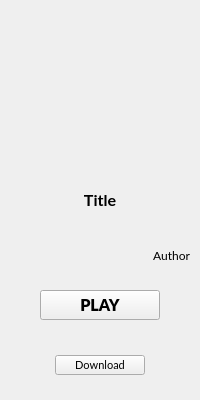
First picture: the form in elements/gameframe.ui, repository leafo/itchio-app-old, before the edit.
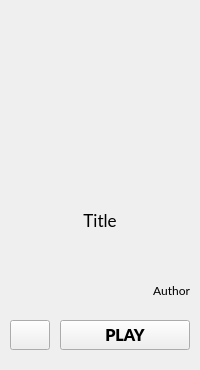
Second picture: the form after the edit. Icons and pictures are not drawn.

Commit message: New GameFrame design. Better layout adjust flow.

```diff
--- a/elements/gameframe.ui
+++ b/elements/gameframe.ui
@@ -7,7 +7,7 @@
     <x>0</x>
     <y>0</y>
     <width>200</width>
-    <height>400</height>
+    <height>370</height>
    </rect>
   </property>
   <property name="sizePolicy">
@@ -19,13 +19,13 @@
   <property name="minimumSize">
    <size>
     <width>200</width>
-    <height>400</height>
+    <height>370</height>
    </size>
   </property>
   <property name="maximumSize">
    <size>
     <width>200</width>
-    <height>400</height>
+    <height>370</height>
    </size>
   </property>
   <property name="baseSize">
@@ -51,7 +51,7 @@
   </property>
   <layout class="QGridLayout" name="GameFrameWidgetLayout">
    <property name="sizeConstraint">
-    <enum>QLayout::SetMaximumSize</enum>
+    <enum>QLayout::SetFixedSize</enum>
    </property>
    <property name="leftMargin">
     <number>0</number>
@@ -68,10 +68,10 @@
    <property name="spacing">
     <number>0</number>
    </property>
-   <item row="0" column="0" alignment="Qt::AlignLeft">
+   <item row="0" column="0" alignment="Qt::AlignHCenter|Qt::AlignVCenter">
     <widget class="QFrame" name="gameFrame">
      <property name="sizePolicy">
-      <sizepolicy hsizetype="Maximum" vsizetype="Maximum">
+      <sizepolicy hsizetype="Fixed" vsizetype="Fixed">
        <horstretch>0</horstretch>
        <verstretch>0</verstretch>
       </sizepolicy>
@@ -79,13 +79,13 @@
      <property name="minimumSize">
       <size>
        <width>200</width>
-       <height>360</height>
+       <height>370</height>
       </size>
      </property>
      <property name="maximumSize">
       <size>
        <width>200</width>
-       <height>360</height>
+       <height>370</height>
       </size>
      </property>
      <property name="focusPolicy">
@@ -99,19 +99,19 @@
        <number>10</number>
       </property>
       <property name="sizeConstraint">
-       <enum>QLayout::SetMaximumSize</enum>
+       <enum>QLayout::SetFixedSize</enum>
       </property>
       <property name="leftMargin">
        <number>10</number>
       </property>
       <property name="topMargin">
-       <number>10</number>
+       <number>20</number>
       </property>
       <property name="rightMargin">
        <number>10</number>
       </property>
       <property name="bottomMargin">
-       <number>10</number>
+       <number>20</number>
       </property>
       <item>
        <widget class="QLabel" name="gameCoverLabel">
@@ -150,7 +150,7 @@
       <item>
        <widget class="QLabel" name="gameTitleLabel">
         <property name="sizePolicy">
-         <sizepolicy hsizetype="Maximum" vsizetype="Maximum">
+         <sizepolicy hsizetype="Fixed" vsizetype="Fixed">
           <horstretch>0</horstretch>
           <verstretch>0</verstretch>
          </sizepolicy>
@@ -158,21 +158,21 @@
         <property name="minimumSize">
          <size>
           <width>180</width>
-          <height>60</height>
+          <height>80</height>
          </size>
         </property>
         <property name="maximumSize">
          <size>
           <width>180</width>
-          <height>60</height>
+          <height>80</height>
          </size>
         </property>
         <property name="font">
          <font>
           <family>Lato</family>
-          <pointsize>12</pointsize>
-          <weight>75</weight>
-          <bold>true</bold>
+          <pointsize>13</pointsize>
+          <weight>50</weight>
+          <bold>false</bold>
           <stylestrategy>PreferAntialias</stylestrategy>
           <kerning>false</kerning>
          </font>
@@ -191,7 +191,7 @@
       <item>
        <widget class="QLabel" name="gameCreatorLabel">
         <property name="sizePolicy">
-         <sizepolicy hsizetype="Maximum" vsizetype="Maximum">
+         <sizepolicy hsizetype="Fixed" vsizetype="Fixed">
           <horstretch>0</horstretch>
           <verstretch>0</verstretch>
          </sizepolicy>
@@ -199,13 +199,13 @@
         <property name="minimumSize">
          <size>
           <width>180</width>
-          <height>30</height>
+          <height>40</height>
          </size>
         </property>
         <property name="maximumSize">
          <size>
           <width>180</width>
-          <height>30</height>
+          <height>40</height>
          </size>
         </property>
         <property name="font">
@@ -228,7 +228,72 @@
         </property>
        </widget>
       </item>
-      <item alignment="Qt::AlignHCenter|Qt::AlignVCenter">
+      <item>
+       <layout class="QHBoxLayout" name="downloadPlayLayout">
+        <property name="spacing">
+         <number>0</number>
+        </property>
+        <property name="sizeConstraint">
+         <enum>QLayout::SetFixedSize</enum>
+        </property>
+        <property name="topMargin">
+         <number>0</number>
+        </property>
+        <item alignment="Qt::AlignLeft|Qt::AlignVCenter">
+         <widget class="QPushButton" name="downloadButton">
+          <property name="sizePolicy">
+           <sizepolicy hsizetype="Fixed" vsizetype="Fixed">
+            <horstretch>0</horstretch>
+            <verstretch>0</verstretch>
+           </sizepolicy>
+          </property>
+          <property name="minimumSize">
+           <size>
+            <width>40</width>
+            <height>30</height>
+           </size>
+          </property>
+          <property name="maximumSize">
+           <size>
+            <width>40</width>
+            <height>30</height>
+           </size>
+          </property>
+          <property name="baseSize">
+           <size>
+            <width>0</width>
+            <height>0</height>
+           </size>
+          </property>
+          <property name="font">
+           <font>
+            <family>Lato</family>
+            <pointsize>8</pointsize>
+            <weight>50</weight>
+            <bold>false</bold>
+            <stylestrategy>PreferAntialias</stylestrategy>
+            <kerning>false</kerning>
+           </font>
+          </property>
+          <property name="focusPolicy">
+           <enum>Qt::NoFocus</enum>
+          </property>
+          <property name="text">
+           <string/>
+          </property>
+          <property name="icon">
+           <iconset resource="../resources.qrc">
+            <normaloff>:/images/images/gameFrame-downloadButton.png</normaloff>:/images/images/gameFrame-downloadButton.png</iconset>
+          </property>
+          <property name="iconSize">
+           <size>
+            <width>25</width>
+            <height>25</height>
+           </size>
+          </property>
+         </widget>
+        </item>
+        <item alignment="Qt::AlignRight|Qt::AlignVCenter">
        <widget class="QPushButton" name="playButton">
         <property name="sizePolicy">
          <sizepolicy hsizetype="Fixed" vsizetype="Fixed">
@@ -238,13 +303,13 @@
         </property>
         <property name="minimumSize">
          <size>
-          <width>120</width>
+            <width>130</width>
           <height>30</height>
          </size>
         </property>
         <property name="maximumSize">
          <size>
-          <width>120</width>
+            <width>130</width>
           <height>30</height>
          </size>
         </property>
@@ -266,55 +331,7 @@
         </property>
        </widget>
       </item>
-      <item alignment="Qt::AlignHCenter|Qt::AlignVCenter">
-       <widget class="QPushButton" name="downloadButton">
-        <property name="sizePolicy">
-         <sizepolicy hsizetype="Fixed" vsizetype="Fixed">
-          <horstretch>0</horstretch>
-          <verstretch>0</verstretch>
-         </sizepolicy>
-        </property>
-        <property name="minimumSize">
-         <size>
-          <width>90</width>
-          <height>20</height>
-         </size>
-        </property>
-        <property name="maximumSize">
-         <size>
-          <width>90</width>
-          <height>20</height>
-         </size>
-        </property>
-        <property name="baseSize">
-         <size>
-          <width>0</width>
-          <height>0</height>
-         </size>
-        </property>
-        <property name="font">
-         <font>
-          <family>Lato</family>
-          <pointsize>8</pointsize>
-          <weight>50</weight>
-          <bold>false</bold>
-          <stylestrategy>PreferAntialias</stylestrategy>
-          <kerning>false</kerning>
-         </font>
-        </property>
-        <property name="focusPolicy">
-         <enum>Qt::NoFocus</enum>
-        </property>
-        <property name="text">
-         <string>Download</string>
-        </property>
-        <property name="iconSize">
-         <size>
-          <width>0</width>
-          <height>0</height>
-         </size>
-        </property>
-       </widget>
+       </layout>
       </item>
      </layout>
     </widget>
```
Left out of the diff: 18 changed lines with no effect on the pictures. Lines whose indentation alone changed are shown as unchanged. The commit also changes 10 other files.
